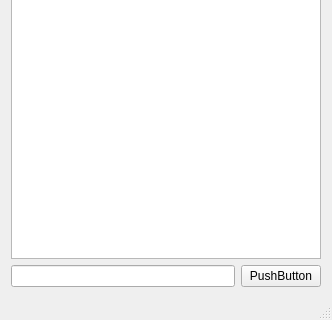
Old version of the form QClient/qclient.ui in the repository 0TheFox0/Qt-IPC-Server-Client; both pictures show x 0 to 332 and y 156 to 476 of the 332 by 476 pixel window.
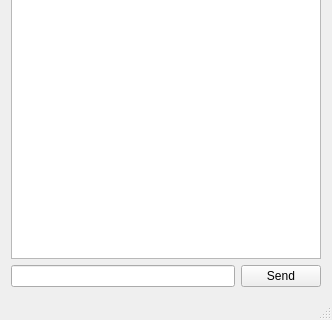
New version of the form.

```diff
--- a/QClient/qclient.ui
+++ b/QClient/qclient.ui
@@ -24,7 +24,7 @@
     <item row="1" column="1">
      <widget class="QPushButton" name="pushButton">
       <property name="text">
-       <string>PushButton</string>
+       <string>Send</string>
       </property>
      </widget>
     </item>
```
Left out of the diff: 14 changed lines with no effect on the pictures.
